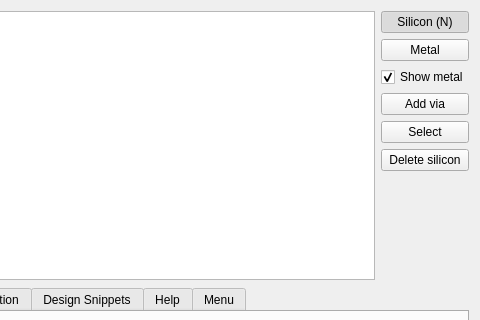
The window that mainwidget.ui (maratik123/schematricks) describes before a commit, drawn with Qt 5; both pictures show x 161 to 641 and y 0 to 320 of the 641 by 447 pixel window.
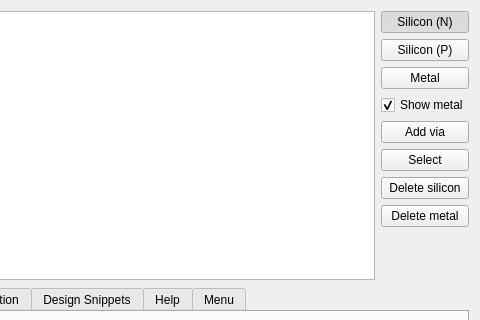
The same window after the commit.

Commit message: Remove "shift" key event. Add 2 more buttons instead.

```diff
--- a/mainwidget.ui
+++ b/mainwidget.ui
@@ -37,6 +37,19 @@
          </attribute>
         </widget>
        </item>
+       <item>
+        <widget class="QPushButton" name="siliconPButton">
+         <property name="text">
+          <string>Silicon (P)</string>
+         </property>
+         <property name="checkable">
+          <bool>true</bool>
+         </property>
+         <attribute name="buttonGroup">
+          <string notr="true">controlButtonsGroup</string>
+         </attribute>
+        </widget>
+       </item>
        <item>
         <widget class="QPushButton" name="metalButton">
          <property name="text">
@@ -99,6 +112,19 @@
          </attribute>
         </widget>
        </item>
+       <item>
+        <widget class="QPushButton" name="deleteMetalButton">
+         <property name="text">
+          <string>Delete metal</string>
+         </property>
+         <property name="checkable">
+          <bool>true</bool>
+         </property>
+         <attribute name="buttonGroup">
+          <string notr="true">controlButtonsGroup</string>
+         </attribute>
+        </widget>
+       </item>
        <item>
         <spacer name="controlsVerticalSpacer">
          <property name="orientation">
```
Left out of the diff: 76 changed lines with no effect on the pictures. The commit also changes 2 other files.
